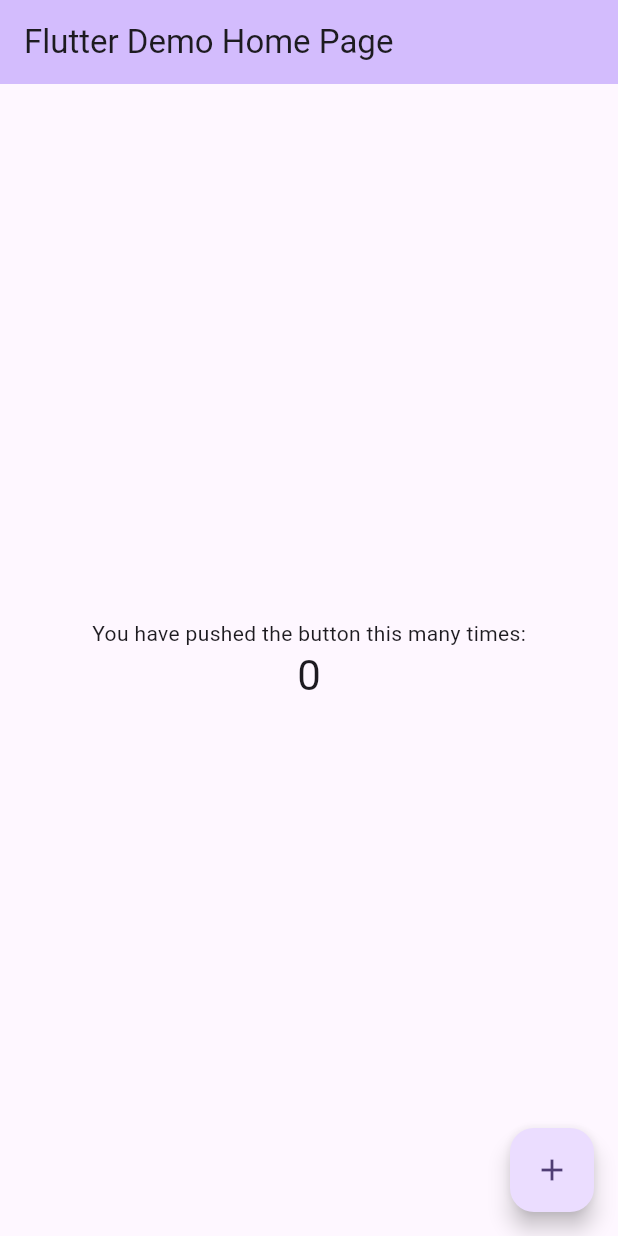
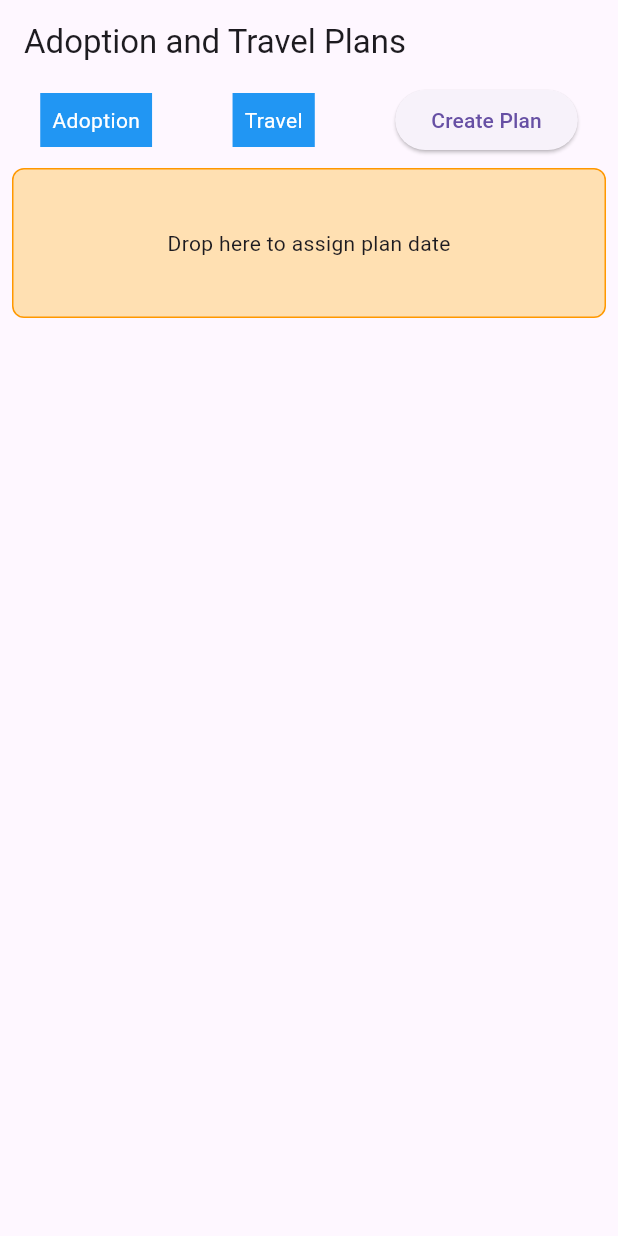
Before and after one commit to kamuluru1/cw04, a Flutter app: the screen it shows after launch, on a phone screen of 412 x 824 dp. Run offline on Flutter 3.47's test engine with Material 3 defaults, Android fonts, the phone set to English and light mode, and no system bars; our stand-ins replace sqflite; accounts and stored records are empty.

Commit message:
plans show on the UI

```diff
--- a/lib/main.dart
+++ b/lib/main.dart
@@ -1,122 +1,320 @@
 import 'package:flutter/material.dart';
+import 'database_helper.dart';
+
+
+class Plan {
+  int? id;
+  String name;
+  String description;
+  DateTime date;
+  bool completed;
+  String priority;
+
+  Plan({
+    this.id,
+    required this.name,
+    required this.description,
+    required this.date,
+    this.completed = false,
+    required this.priority,
+  });
+}
 
 void main() {
-  runApp(const MyApp());
+  runApp(MyApp());
 }
 
 class MyApp extends StatelessWidget {
-  const MyApp({super.key});
-
-  // This widget is the root of your application.
   @override
   Widget build(BuildContext context) {
     return MaterialApp(
-      title: 'Flutter Demo',
+      title: 'Adoption and Travel Plans',
       theme: ThemeData(
-        // This is the theme of your application.
-        //
-        // TRY THIS: Try running your application with "flutter run". You'll see
-        // the application has a purple toolbar. Then, without quitting the app,
-        // try changing the seedColor in the colorScheme below to Colors.green
-        // and then invoke "hot reload" (save your changes or press the "hot
-        // reload" button in a Flutter-supported IDE, or press "r" if you used
-        // the command line to start the app).
-        //
-        // Notice that the counter didn't reset back to zero; the application
-        // state is not lost during the reload. To reset the state, use hot
-        // restart instead.
-        //
-        // This works for code too, not just values: Most code changes can be
-        // tested with just a hot reload.
-        colorScheme: ColorScheme.fromSeed(seedColor: Colors.deepPurple),
+        primarySwatch: Colors.blue,
       ),
-      home: const MyHomePage(title: 'Flutter Demo Home Page'),
+      home: PlanManagerScreen(),
     );
   }
 }
 
-class MyHomePage extends StatefulWidget {
-  const MyHomePage({super.key, required this.title});
+class PlanManagerScreen extends StatefulWidget {
+  @override
+  _PlanManagerScreenState createState() => _PlanManagerScreenState();
+}
 
-  // This widget is the home page of your application. It is stateful, meaning
-  // that it has a State object (defined below) that contains fields that affect
-  // how it looks.
-
-  // This class is the configuration for the state. It holds the values (in this
-  // case the title) provided by the parent (in this case the App widget) and
-  // used by the build method of the State. Fields in a Widget subclass are
-  // always marked "final".
-
-  final String title;
+class _PlanManagerScreenState extends State<PlanManagerScreen> {
+  List<Plan> _plans = [];
+  DateTime _selectedDate = DateTime.now();
+  final DatabaseHelper _dbHelper = DatabaseHelper();
 
   @override
-  State<MyHomePage> createState() => _MyHomePageState();
-}
+  void initState() {
+    super.initState();
+    _initializeDatabase();
+  }
 
-class _MyHomePageState extends State<MyHomePage> {
-  int _counter = 0;
+  Future<void> _initializeDatabase() async {
+    await _dbHelper.init();
+  }
 
-  void _incrementCounter() {
+  void _addPlan(Plan plan) {
     setState(() {
-      // This call to setState tells the Flutter framework that something has
-      // changed in this State, which causes it to rerun the build method below
-      // so that the display can reflect the updated values. If we changed
-      // _counter without calling setState(), then the build method would not be
-      // called again, and so nothing would appear to happen.
-      _counter++;
+      _plans.add(plan);
+      _sortPlans();
     });
+  }
+
+  void _updatePlan(Plan plan) {
+    setState(() {
+      int index = _plans.indexWhere((p) => p.id == plan.id);
+      if (index != -1) {
+        _plans[index] = plan;
+        _sortPlans();
+      }
+    });
+  }
+
+  void _deletePlan(Plan plan) {
+    setState(() {
+      _plans.removeWhere((p) => p.id == plan.id);
+    });
+  }
+
+  void _togglePlanCompletion(Plan plan) {
+    setState(() {
+      plan.completed = !plan.completed;
+    });
+  }
+
+  void _sortPlans() {
+    _plans.sort((a, b) => _priorityValue(b.priority).compareTo(_priorityValue(a.priority)));
+  }
+
+  int _priorityValue(String priority) {
+    switch (priority) {
+      case 'High':
+        return 3;
+      case 'Medium':
+        return 2;
+      case 'Low':
+      default:
+        return 1;
+    }
+  }
+
+  Future<void> _showPlanDialog({Plan? plan}) async {
+    final isEditing = plan != null;
+    final TextEditingController nameController = TextEditingController(text: plan?.name ?? '');
+    final TextEditingController descriptionController = TextEditingController(text: plan?.description ?? '');
+    DateTime selectedDate = plan?.date ?? DateTime.now();
+    String selectedPriority = plan?.priority ?? 'Low';
+
+    await showDialog(
+        context: context,
+        builder: (context) {
+          return StatefulBuilder(builder: (context, setModalState) {
+            return AlertDialog(
+              title: Text(isEditing ? 'Edit Plan' : 'Create Plan'),
+              content: SingleChildScrollView(
+                child: Column(
+                  mainAxisSize: MainAxisSize.min,
+                  children: [
+                    TextField(
+                      controller: nameController,
+                      decoration: InputDecoration(labelText: 'Plan Name'),
+                    ),
+                    TextField(
+                      controller: descriptionController,
+                      decoration: InputDecoration(labelText: 'Description'),
+                    ),
+                    SizedBox(height: 10),
+                    Row(
+                      children: [
+                        Text("Date: ${selectedDate.toLocal()}".split(' ')[0]),
+                        Spacer(),
+                        TextButton(
+                          child: Text("Select Date"),
+                          onPressed: () async {
+                            final DateTime? picked = await showDatePicker(
+                              context: context,
+                              initialDate: selectedDate,
+                              firstDate: DateTime(2020),
+                              lastDate: DateTime(2030),
+                            );
+                            if (picked != null && picked != selectedDate) {
+                              setModalState(() {
+                                selectedDate = picked;
+                              });
+                            }
+                          },
+                        )
+                      ],
+                    ),
+                    SizedBox(height: 10),
+                    Row(
+                      children: [
+                        Text("Priority: "),
+                        DropdownButton<String>(
+                          value: selectedPriority,
+                          items: <String>['Low', 'Medium', 'High'].map((String value) {
+                            return DropdownMenuItem<String>(
+                              value: value,
+                              child: Text(value),
+                            );
+                          }).toList(),
+                          onChanged: (newValue) {
+                            if (newValue != null) {
+                              setModalState(() {
+                                selectedPriority = newValue;
+                              });
+                            }
+                          },
+                        ),
+                      ],
+                    ),
+                  ],
+                ),
+              ),
+              actions: [
+                TextButton(
+                  child: Text("Cancel"),
+                  onPressed: () { Navigator.of(context).pop(); },
+                ),
+                ElevatedButton(
+                  child: Text(isEditing ? "Update" : "Create"),
+                  onPressed: () {
+                    final newPlan = Plan(
+                      id: plan?.id,
+                      name: nameController.text,
+                      description: descriptionController.text,
+                      date: selectedDate,
+                      completed: plan?.completed ?? false,
+                      priority: selectedPriority,
+                    );
+                    if (isEditing) {
+                      _updatePlan(newPlan);
+                    } else {
+                      _addPlan(newPlan);
+                    }
+                    Navigator.of(context).pop();
+                  },
+                )
+              ],
+            );
+          });
+        }
+    );
+  }
+
+  Widget _buildPlanItem(Plan plan) {
+    return Dismissible(
+      key: UniqueKey(),
+      direction: DismissDirection.horizontal,
+      confirmDismiss: (direction) async {
+        _togglePlanCompletion(plan);
+        return false;
+      },
+      child: GestureDetector(
+        onLongPress: () => _showPlanDialog(plan: plan),
+        onDoubleTap: () => _deletePlan(plan),
+        child: Container(
+          padding: EdgeInsets.all(8),
+          margin: EdgeInsets.symmetric(vertical: 4, horizontal: 8),
+          decoration: BoxDecoration(
+            color: plan.completed ? Colors.green[100] : Colors.red[100],
+            borderRadius: BorderRadius.circular(8),
+          ),
+          child: ListTile(
+            title: Text(plan.name),
+            subtitle: Column(
+              crossAxisAlignment: CrossAxisAlignment.start,
+              children: [
+                Text(plan.description),
+                Text("Date: ${plan.date.toLocal()}".split(' ')[0]),
+                Text("Priority: ${plan.priority}"),
+              ],
+            ),
+          ),
+        ),
+      ),
+    );
+  }
+
+  Widget _buildDraggablePlanTemplate(String planType) {
+    return Draggable<String>(
+      data: planType,
+      feedback: Material(
+        child: Container(
+          padding: EdgeInsets.all(8),
+          color: Colors.blue,
+          child: Text(planType, style: TextStyle(color: Colors.white)),
+        ),
+      ),
+      childWhenDragging: Container(
+        padding: EdgeInsets.all(8),
+        color: Colors.grey,
+        child: Text(planType),
+      ),
+      child: Container(
+        padding: EdgeInsets.all(8),
+        color: Colors.blue,
+        child: Text(planType, style: TextStyle(color: Colors.white)),
+      ),
+    );
+  }
+
+  Widget _buildCalendarDragTarget() {
+    return DragTarget<String>(
+      onAccept: (planType) {
+        _showPlanDialog();
+      },
+      builder: (context, candidateData, rejectedData) {
+        return Container(
+          height: 100,
+          margin: EdgeInsets.all(8),
+          decoration: BoxDecoration(
+            color: Colors.orange[100],
+            border: Border.all(color: Colors.orange),
+            borderRadius: BorderRadius.circular(8),
+          ),
+          child: Center(child: Text("Drop here to assign plan date")),
+        );
+      },
+    );
   }
 
   @override
   Widget build(BuildContext context) {
-    // This method is rerun every time setState is called, for instance as done
-    // by the _incrementCounter method above.
-    //
-    // The Flutter framework has been optimized to make rerunning build methods
-    // fast, so that you can just rebuild anything that needs updating rather
-    // than having to individually change instances of widgets.
+    _sortPlans();
     return Scaffold(
       appBar: AppBar(
-        // TRY THIS: Try changing the color here to a specific color (to
-        // Colors.amber, perhaps?) and trigger a hot reload to see the AppBar
-        // change color while the other colors stay the same.
-        backgroundColor: Theme.of(context).colorScheme.inversePrimary,
-        // Here we take the value from the MyHomePage object that was created by
-        // the App.build method, and use it to set our appbar title.
-        title: Text(widget.title),
+        title: Text("Adoption and Travel Plans"),
       ),
-      body: Center(
-        // Center is a layout widget. It takes a single child and positions it
-        // in the middle of the parent.
-        child: Column(
-          // Column is also a layout widget. It takes a list of children and
-          // arranges them vertically. By default, it sizes itself to fit its
-          // children horizontally, and tries to be as tall as its parent.
-          //
-          // Column has various properties to control how it sizes itself and
-          // how it positions its children. Here we use mainAxisAlignment to
-          // center the children vertically; the main axis here is the vertical
-          // axis because Columns are vertical (the cross axis would be
-          // horizontal).
-          //
-          // TRY THIS: Invoke "debug painting" (choose the "Toggle Debug Paint"
-          // action in the IDE, or press "p" in the console), to see the
-          // wireframe for each widget.
-          mainAxisAlignment: MainAxisAlignment.center,
-          children: <Widget>[
-            const Text('You have pushed the button this many times:'),
-            Text(
-              '$_counter',
-              style: Theme.of(context).textTheme.headlineMedium,
+      body: Column(
+        children: [
+          Row(
+            mainAxisAlignment: MainAxisAlignment.spaceAround,
+            children: [
+              _buildDraggablePlanTemplate("Adoption"),
+              _buildDraggablePlanTemplate("Travel"),
+              ElevatedButton(
+                onPressed: () => _showPlanDialog(),
+                child: Text("Create Plan"),
+              ),
+            ],
+          ),
+          _buildCalendarDragTarget(),
+          Expanded(
+            child: ListView.builder(
+              itemCount: _plans.length,
+              itemBuilder: (context, index) {
+                final plan = _plans[index];
+                return _buildPlanItem(plan);
+              },
             ),
-          ],
-        ),
+          )
+        ],
       ),
-      floatingActionButton: FloatingActionButton(
-        onPressed: _incrementCounter,
-        tooltip: 'Increment',
-        child: const Icon(Icons.add),
-      ), // This trailing comma makes auto-formatting nicer for build methods.
     );
   }
 }
```
Also changed, not shown: pubspec.lock, 8 other files.
